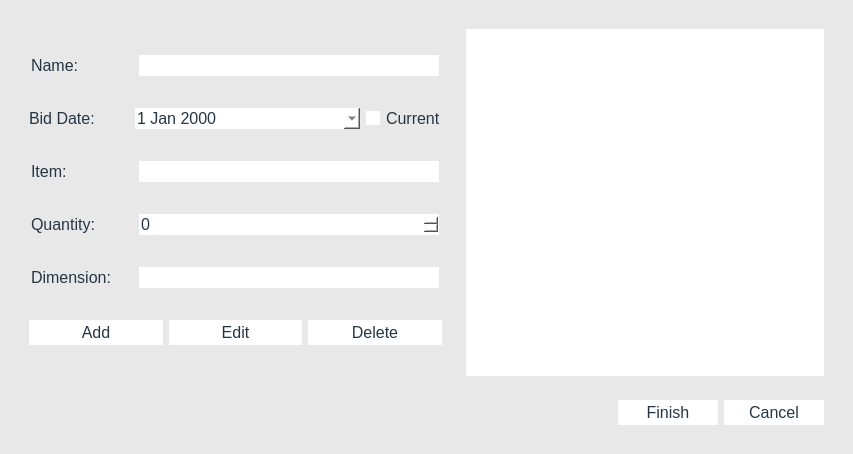
The window that Source/Time-Track/projecteditform.ui (joshuawootonn/time-track) describes before a commit, drawn with Qt 5.
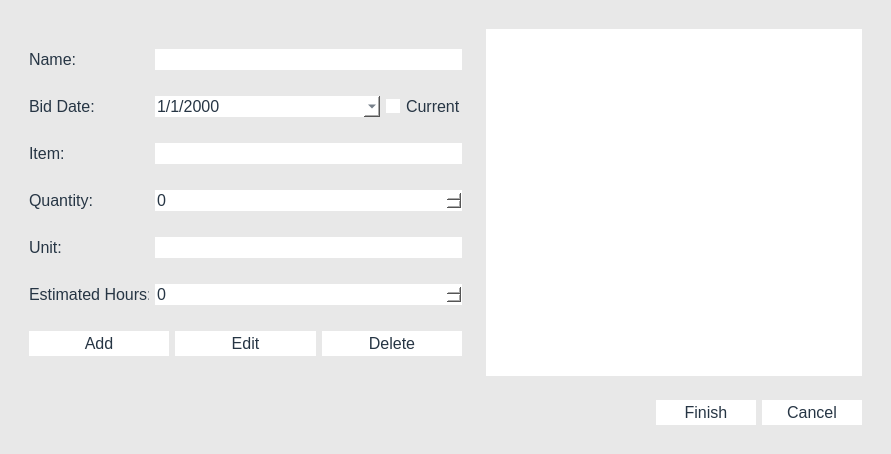
The same window after the commit.

Patch:
```diff
--- a/Source/Time-Track/projecteditform.ui
+++ b/Source/Time-Track/projecteditform.ui
@@ -6,7 +6,7 @@
    <rect>
     <x>0</x>
     <y>0</y>
-    <width>853</width>
+    <width>891</width>
     <height>454</height>
    </rect>
   </property>
@@ -64,17 +64,8 @@
 }
 
 
-QDateTimeEdit{
-border:none;
-background-color:#FFFFFF;
-}
-QDateEditTime:hover{
-border:none;
-background-color:#F4F9F6;
-}
-QDateEditTime::drop-down{
-border:none;
-}
+
+
 
 
 QComboBox{
@@ -133,6 +124,19 @@
  border: 1px solid #D1D1D1;	
 }
 
+QDateTimeEdit{
+border:none;
+background-color:#FFFFFF;
+}
+QDateEditTime:hover{
+border:none;
+background-color:#F4F9F6;
+}
+QDateEditTime::drop-down{
+border:none;
+}
+
+
 
 </string>
   </property>
@@ -151,13 +155,13 @@
               <widget class="QLabel" name="label">
                <property name="minimumSize">
                 <size>
-                 <width>100</width>
+                 <width>120</width>
                  <height>0</height>
                 </size>
                </property>
                <property name="maximumSize">
                 <size>
-                 <width>100</width>
+                 <width>120</width>
                  <height>16777215</height>
                 </size>
                </property>
@@ -168,10 +172,10 @@
              </item>
              <item>
               <widget class="QLineEdit" name="name">
-               <property name="maximumSize">
+               <property name="minimumSize">
                 <size>
                  <width>300</width>
-                 <height>16777215</height>
+                 <height>0</height>
                 </size>
                </property>
               </widget>
@@ -184,13 +188,13 @@
               <widget class="QLabel" name="label_2">
                <property name="minimumSize">
                 <size>
-                 <width>100</width>
+                 <width>120</width>
                  <height>0</height>
                 </size>
                </property>
                <property name="maximumSize">
                 <size>
-                 <width>100</width>
+                 <width>120</width>
                  <height>16777215</height>
                 </size>
                </property>
@@ -200,18 +204,15 @@
               </widget>
              </item>
              <item>
-              <widget class="QDateEdit" name="bidDate">
+              <widget class="QDateTimeEdit" name="bidDate">
                <property name="minimumSize">
                 <size>
                  <width>225</width>
                  <height>0</height>
                 </size>
                </property>
-               <property name="maximumSize">
-                <size>
-                 <width>300</width>
-                 <height>16777215</height>
-                </size>
+               <property name="displayFormat">
+                <string>M/d/yyyy</string>
                </property>
                <property name="calendarPopup">
                 <bool>true</bool>
@@ -239,7 +240,7 @@
                </property>
                <property name="maximumSize">
                 <size>
-                 <width>100</width>
+                 <width>120</width>
                  <height>16777215</height>
                 </size>
                </property>
@@ -256,12 +257,6 @@
                  <height>0</height>
                 </size>
                </property>
-               <property name="maximumSize">
-                <size>
-                 <width>300</width>
-                 <height>16777215</height>
-                </size>
-               </property>
                <property name="editable">
                 <bool>true</bool>
                </property>
@@ -275,13 +270,13 @@
               <widget class="QLabel" name="label_4">
                <property name="minimumSize">
                 <size>
-                 <width>100</width>
+                 <width>120</width>
                  <height>0</height>
                 </size>
                </property>
                <property name="maximumSize">
                 <size>
-                 <width>100</width>
+                 <width>120</width>
                  <height>16777215</height>
                 </size>
                </property>
@@ -298,12 +293,6 @@
                  <height>0</height>
                 </size>
                </property>
-               <property name="maximumSize">
-                <size>
-                 <width>300</width>
-                 <height>16777215</height>
-                </size>
-               </property>
                <property name="maximum">
                 <number>1000000</number>
                </property>
@@ -317,18 +306,18 @@
               <widget class="QLabel" name="label_5">
                <property name="minimumSize">
                 <size>
-                 <width>100</width>
+                 <width>120</width>
                  <height>0</height>
                 </size>
                </property>
                <property name="maximumSize">
                 <size>
-                 <width>100</width>
+                 <width>120</width>
                  <height>16777215</height>
                 </size>
                </property>
                <property name="text">
-                <string>Dimension:</string>
+                <string>Unit:</string>
                </property>
               </widget>
              </item>
@@ -340,12 +329,6 @@
                  <height>0</height>
                 </size>
                </property>
-               <property name="maximumSize">
-                <size>
-                 <width>300</width>
-                 <height>16777215</height>
-                </size>
-               </property>
                <property name="editable">
                 <bool>false</bool>
                </property>
@@ -353,6 +336,39 @@
              </item>
             </layout>
            </item>
+           <item>
+            <layout class="QHBoxLayout" name="horizontalLayout_3">
+             <item>
+              <widget class="QLabel" name="label_6">
+               <property name="minimumSize">
+                <size>
+                 <width>120</width>
+                 <height>0</height>
+                </size>
+               </property>
+               <property name="maximumSize">
+                <size>
+                 <width>120</width>
+                 <height>16777215</height>
+                </size>
+               </property>
+               <property name="text">
+                <string>Estimated Hours:</string>
+               </property>
+              </widget>
+             </item>
+             <item>
+              <widget class="QSpinBox" name="Hours">
+               <property name="minimumSize">
+                <size>
+                 <width>300</width>
+                 <height>0</height>
+                </size>
+               </property>
+              </widget>
+             </item>
+            </layout>
+           </item>
            <item>
             <layout class="QHBoxLayout" name="horizontalLayout_9">
              <item>
```
Left out of the diff: 2 changed lines with no effect on the pictures.
